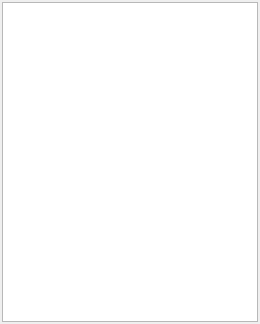
RocketRope/Gameboy-Emulator, file Qt/widgets/tilemapwidget.ui: the form before one commit.
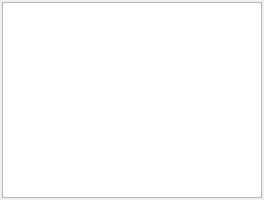
The form after the commit.

Diff of the .ui file:
```diff
--- a/Qt/widgets/tilemapwidget.ui
+++ b/Qt/widgets/tilemapwidget.ui
@@ -6,14 +6,14 @@
    <rect>
     <x>0</x>
     <y>0</y>
-    <width>260</width>
-    <height>324</height>
+    <width>264</width>
+    <height>200</height>
    </rect>
   </property>
   <property name="windowTitle">
    <string>Form</string>
   </property>
-  <layout class="QVBoxLayout" name="verticalLayout">
+  <layout class="QHBoxLayout" name="horizontalLayout">
    <property name="leftMargin">
     <number>2</number>
    </property>
@@ -36,14 +36,14 @@
      </property>
      <property name="minimumSize">
       <size>
-       <width>256</width>
-       <height>320</height>
+       <width>260</width>
+       <height>196</height>
       </size>
      </property>
      <property name="maximumSize">
       <size>
-       <width>256</width>
-       <height>320</height>
+       <width>260</width>
+       <height>196</height>
       </size>
      </property>
     </widget>
```
